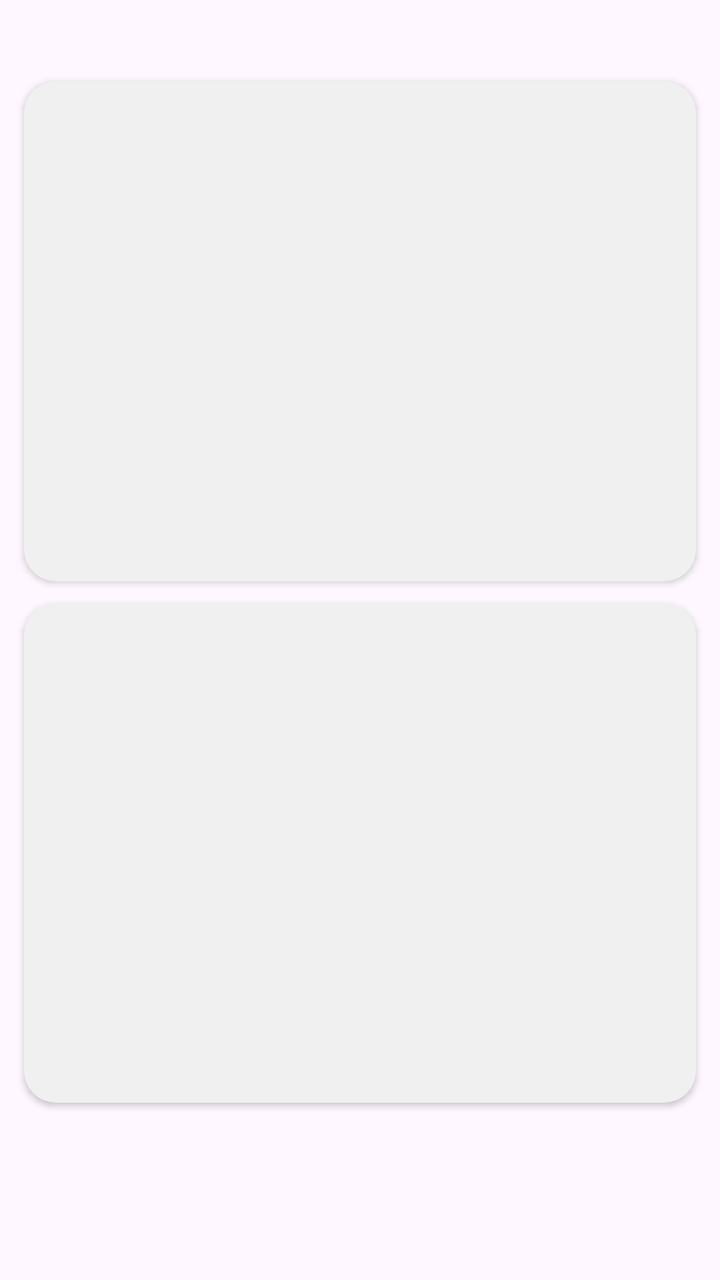
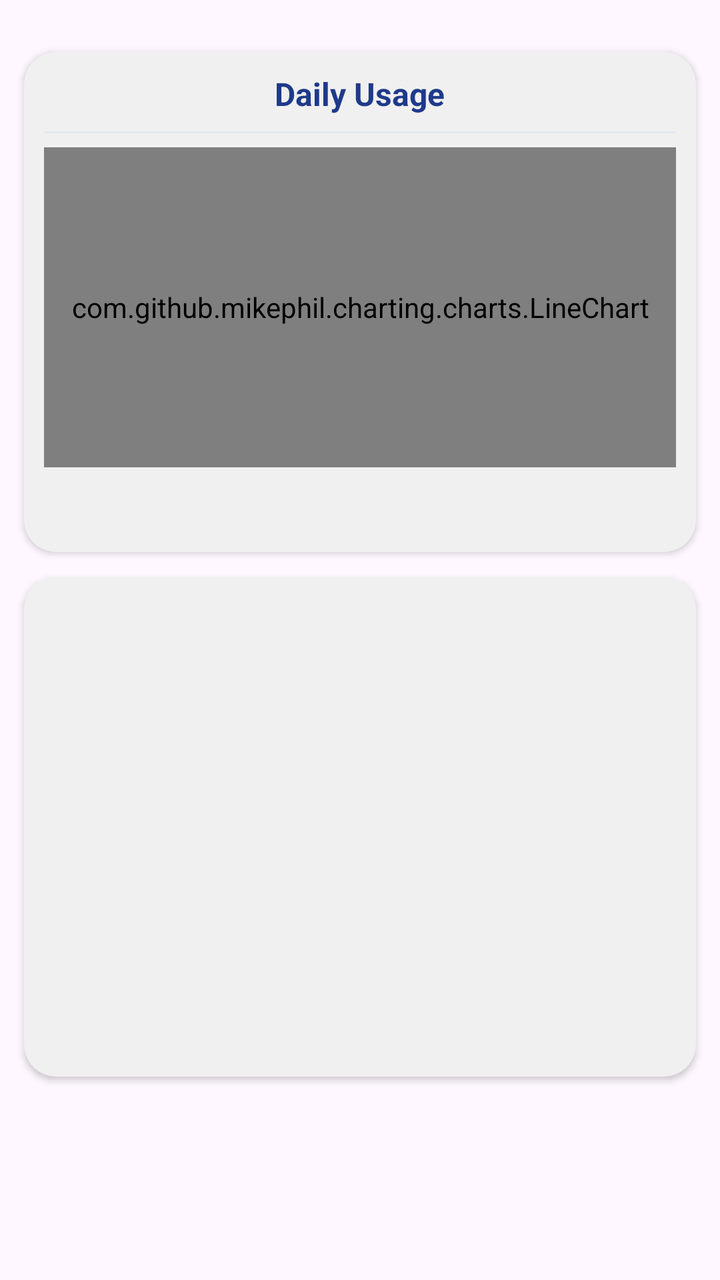

Two renders of the same Android screen: before a commit and after it. Below are the layout's source before the change and the commit's diff.
<!-- AndroidManifest.xml: application theme Theme.ApplicationLayerSoftwareFrameworkforSolarPoweredIoTSystems -->
<!-- res/layout/fragment_daily_usage.xml -->
<?xml version="1.0" encoding="utf-8"?>
<FrameLayout xmlns:android="http://schemas.android.com/apk/res/android"
    xmlns:app="http://schemas.android.com/apk/res-auto"
    xmlns:tools="http://schemas.android.com/tools"
    android:layout_width="match_parent"
    android:layout_height="match_parent"
    tools:context=".daily_usage">

   <androidx.core.widget.NestedScrollView
       android:layout_width="match_parent"
       android:layout_height="match_parent"
       android:fillViewport="true">


       <androidx.constraintlayout.widget.ConstraintLayout
           android:layout_width="match_parent"
           android:layout_height="match_parent">


           <androidx.cardview.widget.CardView
               android:id="@+id/cardView2"
               android:layout_width="match_parent"
               android:layout_height="250dp"
               android:layout_marginStart="12dp"
               android:layout_marginEnd="12dp"
               android:elevation="4dp"
               app:cardBackgroundColor="#F0F0F0"
               app:cardCornerRadius="16dp"
               app:layout_constraintBottom_toBottomOf="parent"
               app:layout_constraintEnd_toEndOf="parent"
               app:layout_constraintHorizontal_bias="1.0"
               app:layout_constraintStart_toStartOf="parent"
               app:layout_constraintTop_toTopOf="parent"
               app:layout_constraintVertical_bias="0.104">


           </androidx.cardview.widget.CardView>

           <androidx.cardview.widget.CardView
               android:layout_width="match_parent"
               android:layout_height="250dp"
               android:layout_marginStart="12dp"
               android:layout_marginEnd="12dp"
               android:elevation="4dp"
               app:cardBackgroundColor="#F0F0F0"
               app:cardCornerRadius="16dp"
               app:layout_constraintBottom_toBottomOf="parent"
               app:layout_constraintStart_toStartOf="parent"
               app:layout_constraintTop_toBottomOf="@+id/cardView2"
               app:layout_constraintVertical_bias="0.108">


           </androidx.cardview.widget.CardView>


       </androidx.constraintlayout.widget.ConstraintLayout>




   </androidx.core.widget.NestedScrollView>

</FrameLayout>
<!-- resources referenced by this layout -->
<resources>
  <style name="Theme.ApplicationLayerSoftwareFrameworkforSolarPoweredIoTSystems" parent="Base.Theme.ApplicationLayerSoftwareFrameworkforSolarPoweredIoTSystems" />
  <style name="Base.Theme.ApplicationLayerSoftwareFrameworkforSolarPoweredIoTSystems" parent="Theme.Material3.DayNight.NoActionBar">
          
          
      </style>
</resources>

<!-- the commit's change to res/layout/fragment_daily_usage.xml (unified diff, before → after) -->
@@ -31,7 +31,57 @@
                app:layout_constraintHorizontal_bias="1.0"
                app:layout_constraintStart_toStartOf="parent"
                app:layout_constraintTop_toTopOf="parent"
-               app:layout_constraintVertical_bias="0.104">
+               app:layout_constraintVertical_bias="0.067">
+
+               <LinearLayout
+                   android:layout_width="match_parent"
+                   android:layout_height="match_parent"
+                   android:orientation="vertical"
+                   android:padding="10dp"
+                   android:paddingTop="10dp">
+
+                   <TextView
+                       android:layout_width="wrap_content"
+                       android:layout_height="wrap_content"
+                       android:layout_gravity="center"
+                       android:textColor="#1E3A8A"
+                       android:textStyle="bold"
+                       android:text="@string/daily_usage_heading"
+                       android:textSize="16sp" />
+
+                   <View
+                       android:layout_width="match_parent"
+                       android:layout_height="1dp"
+                       android:layout_marginTop="8dp"
+                       android:layout_marginBottom="1dp"
+                       android:background="#E2E8F0" />
+
+
+                   <FrameLayout
+                       android:layout_width="match_parent"
+                       android:layout_height="160dp"
+                       android:layout_marginTop="6dp"
+                       android:layout_gravity="center">
+
+                       <com.github.mikephil.charting.charts.LineChart
+                           android:id="@+id/dailyUsageChart"
+                           android:layout_width="match_parent"
+                           android:layout_height="match_parent"/>
+                   </FrameLayout>
+
+                   <TextView
+                       android:id="@+id/daily_usage_peak"
+                       android:layout_width="wrap_content"
+                       android:layout_height="wrap_content"
+                       android:layout_marginStart="16dp"
+                       android:layout_marginTop="5dp"
+                       android:textSize="12sp"
+                       android:textStyle="bold"
+                       android:textColor="#1E3A8A"
+                       android:layout_gravity="bottom"/>
+
+
+               </LinearLayout>
 
 
            </androidx.cardview.widget.CardView>
<!-- resource entries referenced after the edit -->
@@ -1,5 +1,6 @@
 <!-- resources referenced by this layout -->
 <resources>
+  <string name="daily_usage_heading">Daily Usage</string>
   <style name="Theme.ApplicationLayerSoftwareFrameworkforSolarPoweredIoTSystems" parent="Base.Theme.ApplicationLayerSoftwareFrameworkforSolarPoweredIoTSystems" />
   <style name="Base.Theme.ApplicationLayerSoftwareFrameworkforSolarPoweredIoTSystems" parent="Theme.Material3.DayNight.NoActionBar">
           
